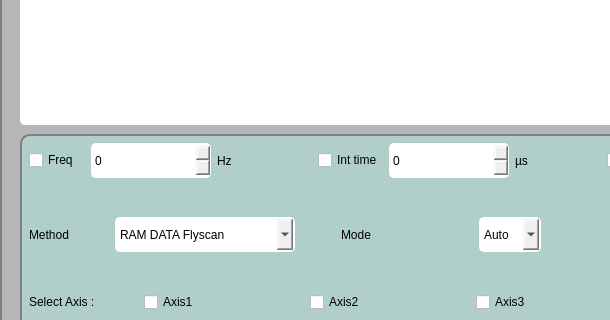
This is ECA_SOLEIL_ZMI4104C/flyscanform.ui in guepy/ECA_ZMI4104C_main as Qt 5 draws it before an edit; both pictures show x 0 to 610 and y 126 to 446 of the 834 by 850 pixel window. The edited form follows.
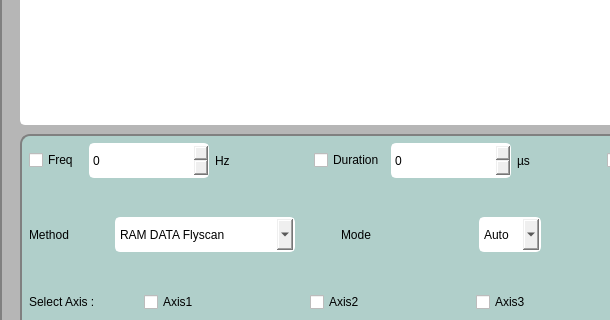
This is the edited form. Icons and pictures are not drawn.

```diff
--- a/ECA_SOLEIL_ZMI4104C/flyscanform.ui
+++ b/ECA_SOLEIL_ZMI4104C/flyscanform.ui
@@ -140,7 +140,7 @@
        <item>
         <widget class="QCheckBox" name="itCheckBox">
          <property name="text">
-          <string>Int time</string>
+          <string>Duration</string>
          </property>
         </widget>
        </item>
```
